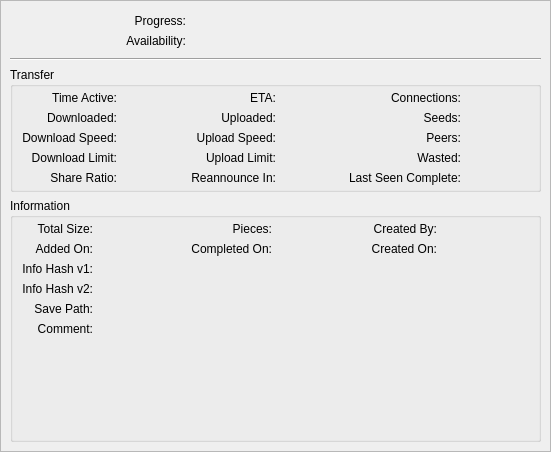
SysAdminDoc/qBittorrent-Vanced, file src/gui/properties/propertieswidget.ui: the form before one commit.
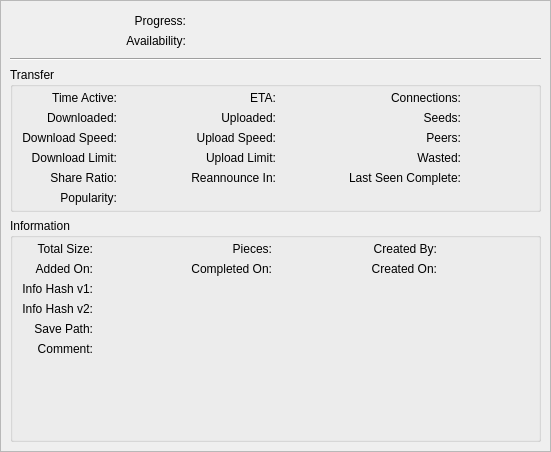
The form after the commit. Custom widgets are drawn as their Qt base class.

Commit message:
Add the Popularity metric
PR #20180.

Patch:
```diff
--- a/src/gui/properties/propertieswidget.ui
+++ b/src/gui/properties/propertieswidget.ui
@@ -295,6 +295,25 @@
                 </property>
                </widget>
               </item>
+              <item row="5" column="0">
+               <widget class="QLabel" name="labelPopularity">
+                <property name="sizePolicy">
+                 <sizepolicy hsizetype="Minimum" vsizetype="Preferred">
+                  <horstretch>0</horstretch>
+                  <verstretch>0</verstretch>
+                 </sizepolicy>
+                </property>
+                <property name="toolTip">
+                 <string>Ratio / Time Active (in months), indicates how popular the torrent is</string>
+                </property>
+                <property name="text">
+                 <string>Popularity:</string>
+                </property>
+                <property name="alignment">
+                 <set>Qt::AlignRight|Qt::AlignTrailing|Qt::AlignVCenter</set>
+                </property>
+               </widget>
+              </item>
               <item row="0" column="5">
                <widget class="QLabel" name="labelConnectionsVal">
                 <property name="sizePolicy">
@@ -495,6 +514,22 @@
                 </property>
                </widget>
               </item>
+              <item row="5" column="1">
+               <widget class="QLabel" name="labelPopularityVal">
+                <property name="sizePolicy">
+                 <sizepolicy hsizetype="Expanding" vsizetype="Preferred">
+                  <horstretch>0</horstretch>
+                  <verstretch>0</verstretch>
+                 </sizepolicy>
+                </property>
+                <property name="toolTip">
+                 <string>Ratio / Time Active (in months), indicates how popular the torrent is</string>
+                </property>
+                <property name="textFormat">
+                 <enum>Qt::PlainText</enum>
+                </property>
+               </widget>
+              </item>
               <item row="1" column="2">
                <widget class="QLabel" name="labelUploaded">
                 <property name="sizePolicy">
```
The commit also changes 14 other files.
